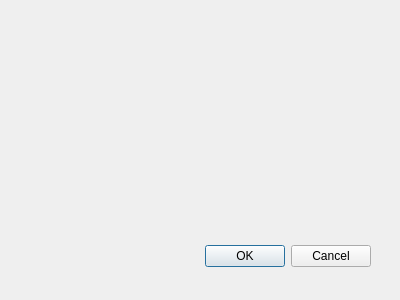
Qt form preferencesdialog.ui (aizenbit/Scribbler) before a commit.
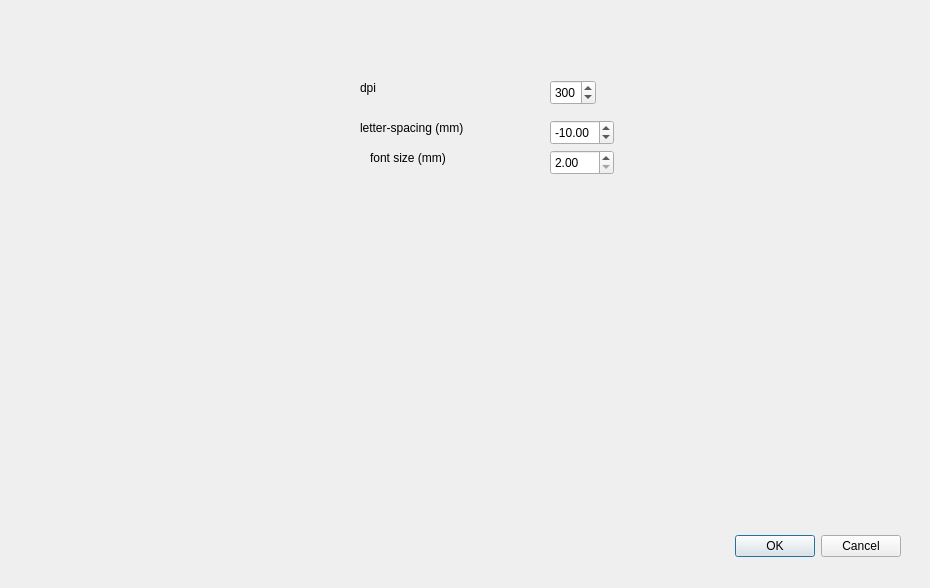
The same form after that commit.

Commit message: delete manuscript, working on preferences dialog

The edit to the form file:
```diff
--- a/preferencesdialog.ui
+++ b/preferencesdialog.ui
@@ -6,8 +6,8 @@
    <rect>
     <x>0</x>
     <y>0</y>
-    <width>400</width>
-    <height>300</height>
+    <width>930</width>
+    <height>588</height>
    </rect>
   </property>
   <property name="windowTitle">
@@ -16,8 +16,8 @@
   <widget class="QDialogButtonBox" name="buttonBox">
    <property name="geometry">
     <rect>
-     <x>30</x>
-     <y>240</y>
+     <x>560</x>
+     <y>530</y>
      <width>341</width>
      <height>32</height>
     </rect>
@@ -29,6 +29,99 @@
     <set>QDialogButtonBox::Cancel|QDialogButtonBox::Ok</set>
    </property>
   </widget>
+  <widget class="QSpinBox" name="dpiSpinBox">
+   <property name="geometry">
+    <rect>
+     <x>550</x>
+     <y>80</y>
+     <width>46</width>
+     <height>25</height>
+    </rect>
+   </property>
+   <property name="minimum">
+    <number>50</number>
+   </property>
+   <property name="maximum">
+    <number>600</number>
+   </property>
+   <property name="value">
+    <number>300</number>
+   </property>
+  </widget>
+  <widget class="QDoubleSpinBox" name="letterSpacingSpinBox">
+   <property name="geometry">
+    <rect>
+     <x>550</x>
+     <y>120</y>
+     <width>64</width>
+     <height>25</height>
+    </rect>
+   </property>
+   <property name="minimum">
+    <double>-999.000000000000000</double>
+   </property>
+   <property name="maximum">
+    <double>999.000000000000000</double>
+   </property>
+   <property name="value">
+    <double>-10.000000000000000</double>
+   </property>
+  </widget>
+  <widget class="QLabel" name="label">
+   <property name="geometry">
+    <rect>
+     <x>360</x>
+     <y>80</y>
+     <width>55</width>
+     <height>16</height>
+    </rect>
+   </property>
+   <property name="text">
+    <string>dpi</string>
+   </property>
+  </widget>
+  <widget class="QLabel" name="label_2">
+   <property name="geometry">
+    <rect>
+     <x>360</x>
+     <y>120</y>
+     <width>121</width>
+     <height>16</height>
+    </rect>
+   </property>
+   <property name="text">
+    <string>letter-spacing (mm)</string>
+   </property>
+  </widget>
+  <widget class="QLabel" name="label_3">
+   <property name="geometry">
+    <rect>
+     <x>370</x>
+     <y>150</y>
+     <width>91</width>
+     <height>16</height>
+    </rect>
+   </property>
+   <property name="text">
+    <string>font size (mm)</string>
+   </property>
+  </widget>
+  <widget class="QDoubleSpinBox" name="fontSizeSpinBox">
+   <property name="geometry">
+    <rect>
+     <x>550</x>
+     <y>150</y>
+     <width>64</width>
+     <height>25</height>
+    </rect>
+   </property>
+   <property name="minimum">
+    <double>2.000000000000000</double>
+   </property>
+   <property name="maximum">
+    <double>999.990000000000009</double>
+   </property>
+  </widget>
  </widget>
  <resources/>
  <connections>
```
The commit also changes 5 other files.
